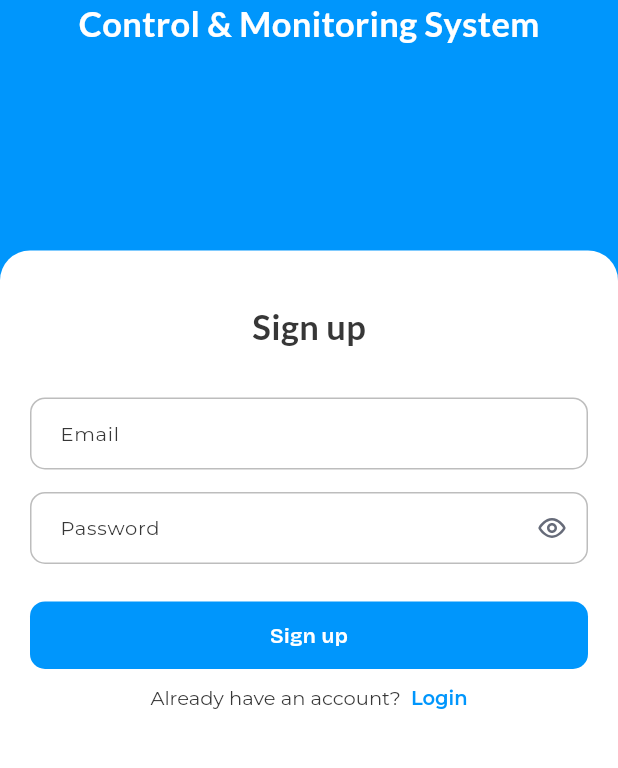
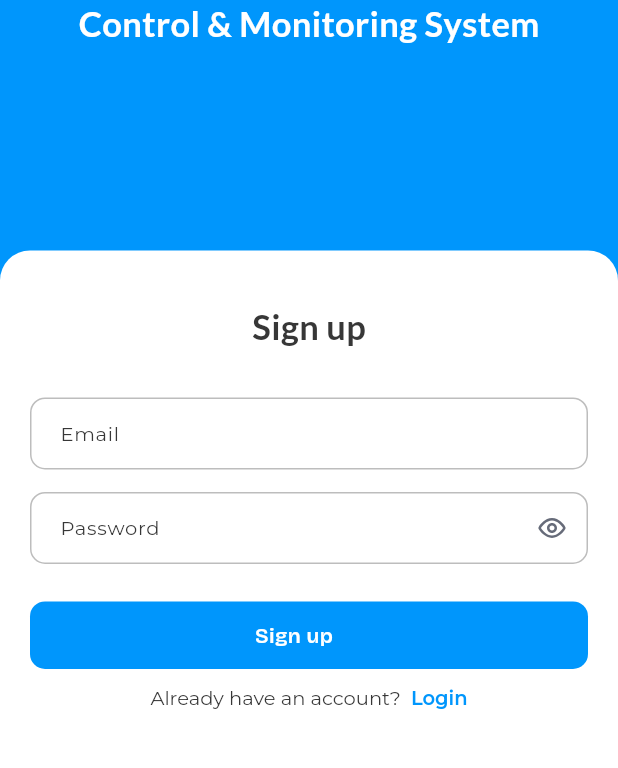
Before and after one commit to sardaarNiamotullah/scube, a Flutter app: the screen it shows after launch, on a phone screen of 412 x 824 dp, the part 335-1103 px from its top. Run offline on Flutter 3.47's test engine with Material 3 defaults, Android fonts, the phone set to English and light mode, and no system bars; our stand-ins replace flutter_svg, get, google_fonts.

Commit message:
feat: compleate navigation of the app

```diff
--- a/lib/core/constants/assets_svg_const.dart
+++ b/lib/core/constants/assets_svg_const.dart
@@ -1,3 +1,4 @@
 class AssetsSvgConst {
   static const String eye = 'assets/svg/eye.svg';
+  static const String acPower = 'assets/svg/ac_power.svg';
 }
--- a/lib/core/themes/custom_theme.dart
+++ b/lib/core/themes/custom_theme.dart
@@ -2,33 +2,17 @@ import 'package:flutter/material.dart';
 
 class CustomThemeData {
   final Color primary;
+  final Color bgPrimary;
   final Color black;
-  final Color grey1;
   final Color greyDark;
-  final Color greyBg;
-  final Color warningRed;
-  final Color placeholder;
-  final Color border;
-  final Color badgeBg;
-  final Color badgeText;
-  final Color goldenColor;
-  final Color secondary;
-  final Color greyMedium;
+  final Color cyan;
 
   CustomThemeData({
     required this.primary,
+    required this.bgPrimary,
     required this.black,
-    required this.grey1,
     required this.greyDark,
-    required this.greyBg,
-    required this.warningRed,
-    required this.placeholder,
-    required this.border,
-    required this.badgeBg,
-    required this.badgeText,
-    required this.goldenColor,
-    required this.secondary,
-    required this.greyMedium,
+    required this.cyan
   });
 }
 
--- a/lib/core/themes/light_theme.dart
+++ b/lib/core/themes/light_theme.dart
@@ -4,16 +4,8 @@ import 'custom_theme.dart';
 
 final lightTheme = CustomThemeData(
   primary: const Color(0xFF0096FC),
-  secondary: const Color(0xFFF2FE08),
-  goldenColor: const Color(0xfffec008),
+  bgPrimary: const Color(0xFFD4E1F0),
+  cyan: const Color(0xFF06C0E8),
   black: const Color(0xff373737),
   greyDark: const Color(0xff666B79),
-  greyMedium: Colors.grey.shade400,
-  grey1: const Color(0xffF4F6F9),
-  greyBg: const Color(0xffF7F7F7),
-  warningRed: const Color(0xffB00707),
-  placeholder: const Color(0xff777C89),
-  border: const Color(0xffE5E5E5),
-  badgeBg: const Color(0xffF0F7F2),
-  badgeText: const Color(0xff409068),
 );
--- a/lib/core/widgets/appbar_common.dart
+++ b/lib/core/widgets/appbar_common.dart
@@ -24,7 +24,7 @@ appbarCommon(
       surfaceTintColor: Colors.transparent,
       shadowColor: showShadow ? Colors.black54 : Colors.transparent,
       centerTitle: centerTitle ? true : false,
-      backgroundColor: bgColor ?? Colors.transparent,
+      backgroundColor: bgColor ?? Colors.white,
       iconTheme: IconThemeData(color: Colors.black),
       title: Text(
         title ?? '',
@@ -47,8 +47,8 @@ appbarCommon(
               child:
                   backButtonWidget ??
                   Icon(
-                    backIcon ?? Icons.arrow_back_ios,
-                    size: 20,
+                    backIcon ?? Icons.arrow_back,
+                    size: 24,
                     color: Colors.black,
                   ),
             )
--- a/lib/core/widgets/button_primary.dart
+++ b/lib/core/widgets/button_primary.dart
@@ -62,7 +62,6 @@ class ButtonPrimary extends StatelessWidget {
             else
               Row(
                 children: [
-                  icon ?? Container(),
                   Text(
                     text,
                     style:
@@ -77,6 +76,8 @@ class ButtonPrimary extends StatelessWidget {
                               : FontWeight.w600,
                         ),
                   ),
+                  gapW(20),
+                  icon ?? Container(),
                 ],
               ),
           ],
--- a/lib/core/widgets/custom_input.dart
+++ b/lib/core/widgets/custom_input.dart
@@ -192,10 +192,10 @@ InputDecoration customInputDecoration(
     ),
     errorBorder: OutlineInputBorder(
       borderRadius: radiusCommon(),
-      borderSide: BorderSide(color: theme.warningRed),
+      borderSide: BorderSide(color: theme.black),
     ),
     focusedErrorBorder: OutlineInputBorder(
-      borderSide: BorderSide(color: theme.warningRed),
+      borderSide: BorderSide(color: theme.black),
       borderRadius: radiusCommon(),
     ),
     hintText: hintText,
```
Also changed, not shown: lib/features/first_page/presentation/first_page.dart (+43 -1 lines), lib/features/second_page/presentation/second_page.dart (+41 -1 lines), assets/svg/ac_power.svg (added).
